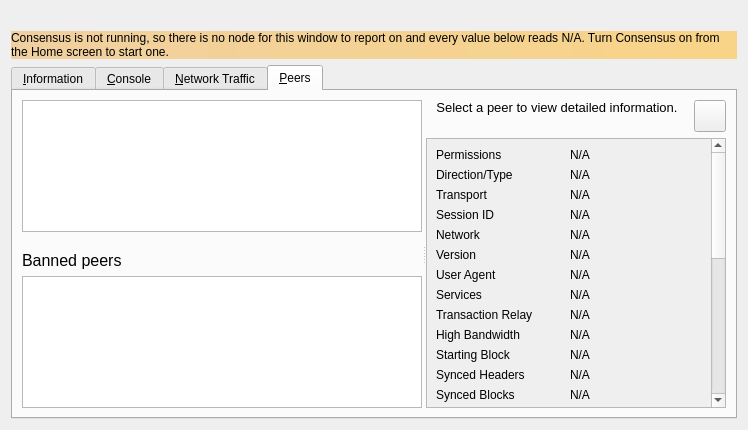
First picture: the form in src/qt/forms/debugwindow.ui, repository quicksilver-hg/quicksilver, before the edit.
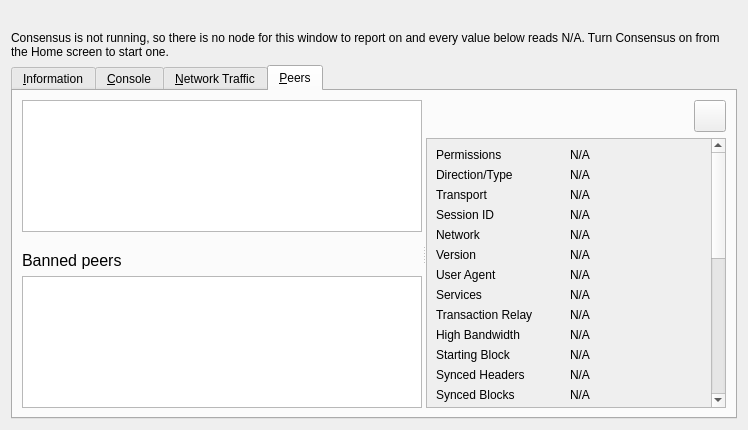
Second picture: the form after the edit. The open tabs and pages were chosen to show the change. Icons and pictures are not drawn. Custom widgets are drawn as their Qt base class.

```diff
--- a/src/qt/forms/debugwindow.ui
+++ b/src/qt/forms/debugwindow.ui
@@ -38,9 +38,6 @@
    </item>
    <item>
     <widget class="QLabel" name="consensusOffBanner">
-     <property name="styleSheet">
-      <string notr="true">QLabel { background-color: qlineargradient(x1: 0, y1: 0, x2: 1, y2: 0, stop:0 #F0D0A0, stop:1 #F8D488); color:#000000; }</string>
-     </property>
      <property name="text">
       <string>Consensus is not running, so there is no node for this window to report on and every value below reads N/A. Turn Consensus on from the Home screen to start one.</string>
      </property>
@@ -1068,9 +1065,6 @@
                   <property name="cursor">
                     <cursorShape>IBeamCursor</cursorShape>
                   </property>
-                  <property name="text">
-                    <string>Select a peer to view detailed information.</string>
-                  </property>
                   <property name="alignment">
                     <set>Qt::AlignHCenter|Qt::AlignTop</set>
                   </property>
```
